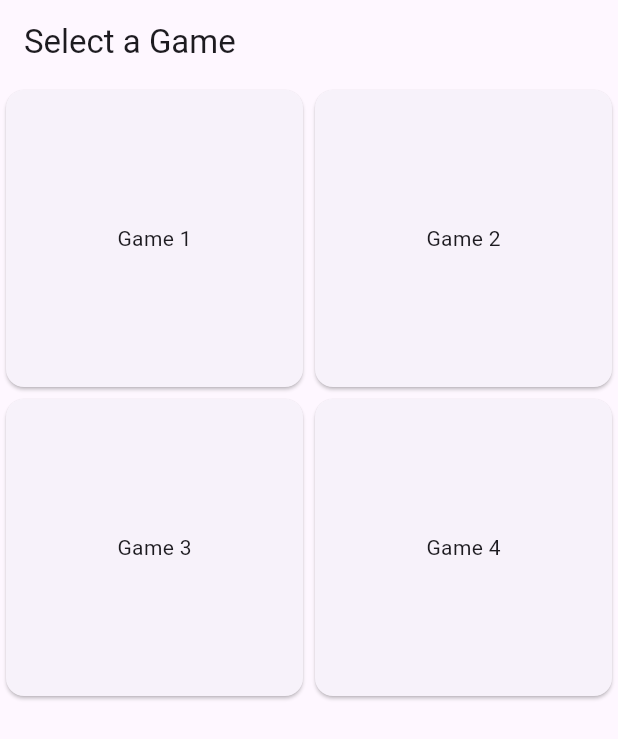
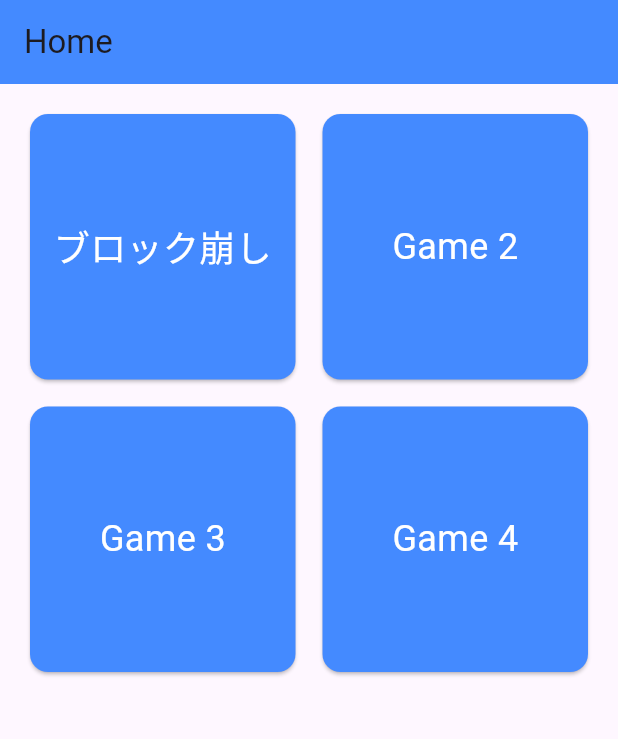
Before and after one commit to u5u5u5u/ankylo-cup, a Flutter app: the HomeScreen screen opened directly, on a phone screen of 412 x 824 dp. Shown: the top 739 px of the screen. Run offline on Flutter 3.47's test engine with Material 3 defaults, Android fonts, the phone set to English and light mode, and no system bars; our stand-ins replace firebase_auth, firebase_core, flutter_animate, google_fonts, google_sign_in, sensors_plus; missing offline and left inert: firebase_app_check, flame; accounts and stored records are empty; generated files the repository leaves out were written again.

Commit message:
ゲーム選択

```diff
--- a/lib/presentation/home/home_screen.dart
+++ b/lib/presentation/home/home_screen.dart
@@ -6,33 +6,87 @@ class HomeScreen extends StatelessWidget {
   Widget build(BuildContext context) {
     return Scaffold(
       appBar: AppBar(
-        title: Text('Select a Game'),
+        title: Text('Home'),
+        backgroundColor: Colors.blueAccent,
+        automaticallyImplyLeading: false,
       ),
       body: GridView.count(
         crossAxisCount: 2,
+        crossAxisSpacing: 10.0,
+        mainAxisSpacing: 10.0,
+        padding: EdgeInsets.all(16.0),
         children: <Widget>[
-          _buildGameTile(context, 'Game 1', GameApp()),
-          _buildGameTile(context, 'Game 2', GameApp()),
-          _buildGameTile(context, 'Game 3', GameApp()),
-          _buildGameTile(context, 'Game 4', GameApp()),
+          _buildGameTile(context, 'ブロック崩し', GameApp(), true),
+          _buildGameTile(context, 'Game 2', GameApp(), false),
+          _buildGameTile(context, 'Game 3', GameApp(), true),
+          _buildGameTile(context, 'Game 4', GameApp(), false),
         ],
       ),
     );
   }
 
-  Widget _buildGameTile(BuildContext context, String title, Widget game) {
+  Widget _buildGameTile(BuildContext context, String title, Widget game,
+      bool supportsMultiplayer) {
     return GestureDetector(
       onTap: () {
-        Navigator.push(
-          context,
-          MaterialPageRoute(builder: (context) => game),
-        );
+        if (supportsMultiplayer) {
+          _showGameModeDialog(context, game);
+        } else {
+          Navigator.push(
+            context,
+            MaterialPageRoute(builder: (context) => game),
+          );
+        }
       },
       child: Card(
+        color: Colors.blueAccent,
         child: Center(
-          child: Text(title),
+          child: Text(
+            title,
+            style: TextStyle(fontSize: 24, color: Colors.white),
+          ),
         ),
       ),
     );
   }
+
+  void _showGameModeDialog(BuildContext context, Widget game) {
+    showDialog(
+      context: context,
+      builder: (BuildContext context) {
+        return SimpleDialog(
+          title: Text('モード選択'),
+          children: [
+            Center(
+              child: Row(
+                mainAxisSize: MainAxisSize.min,
+                children: [
+                  SimpleDialogOption(
+                    child: Text('ソロ', style: TextStyle(fontSize: 16)),
+                    onPressed: () {
+                      Navigator.of(context).pop();
+                      Navigator.push(
+                        context,
+                        MaterialPageRoute(builder: (context) => game),
+                      );
+                    },
+                  ),
+                  SimpleDialogOption(
+                    child: Text('マルチ', style: TextStyle(fontSize: 16)),
+                    onPressed: () {
+                      Navigator.of(context).pop();
+                      Navigator.push(
+                        context,
+                        MaterialPageRoute(builder: (context) => game),
+                      );
+                    },
+                  ),
+                ],
+              ),
+            ),
+          ],
+        );
+      },
+    );
+  }
 }
```
